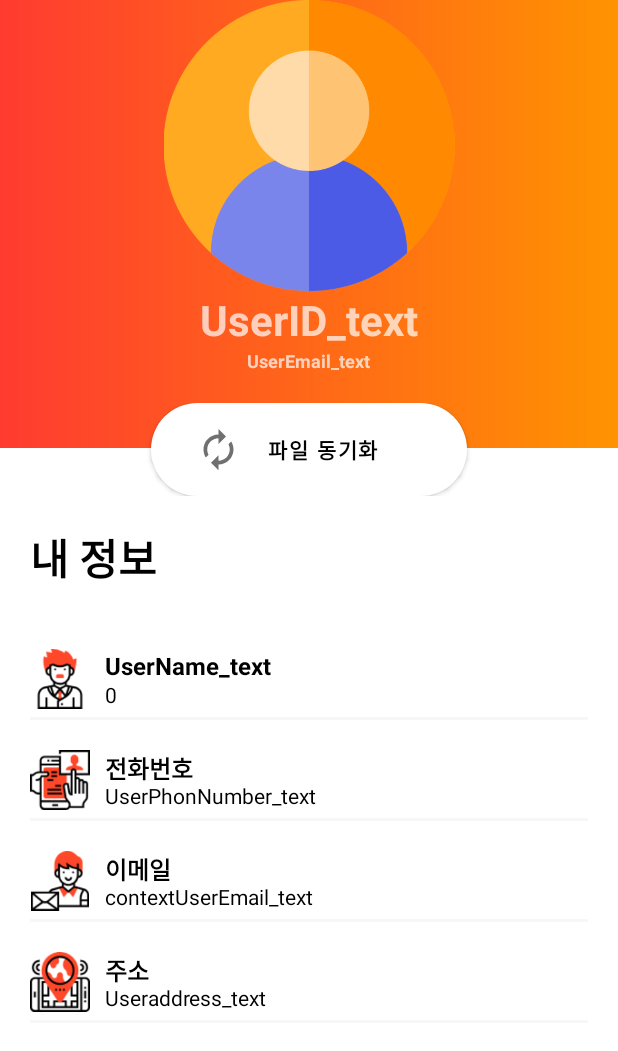
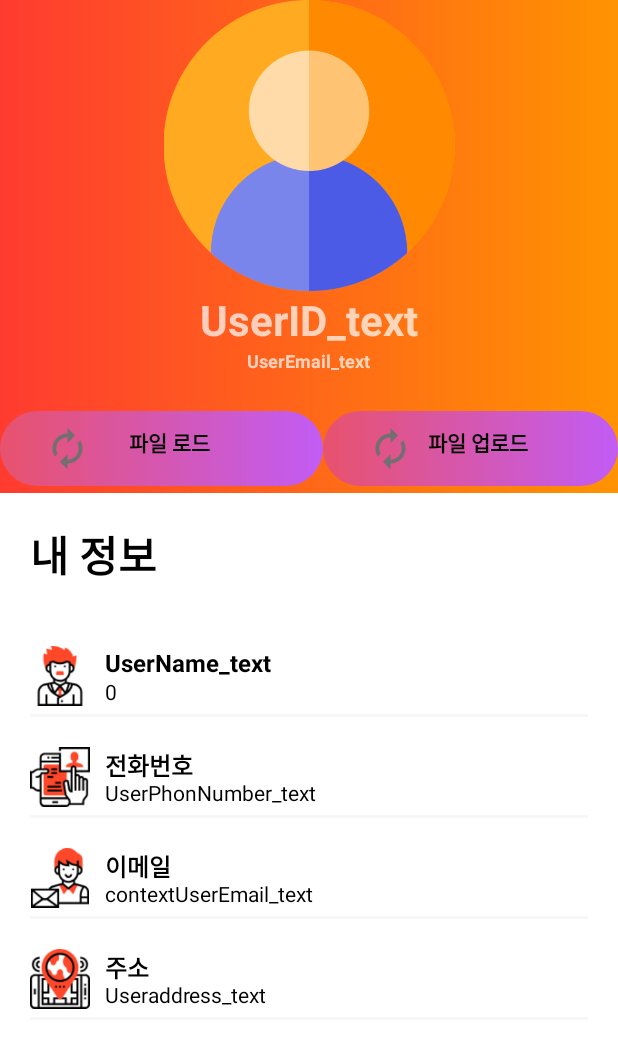
Before and after one commit to wlzkxm2/Probono, an Android app: the UserProfile screen opened directly, with no data from a screen before it, on a phone screen of 412 x 824 dp. Shown: the top 1051 px of the screen. Run offline under Robolectric (Android 15) with nearby library versions, the phone set to English and light mode, and no system bars; our stand-ins replace Room's generated code; libraries missing offline, so code that uses them is left out: ir.androidexception.roomdatabasebackupandrestore; 4 statements that could not run were skipped.

Commit message:
db q백업및 업로드 수정했습니다

```diff
--- a/app/src/main/java/com/example/calender/DataBase/Calender_Dao.java
+++ b/app/src/main/java/com/example/calender/DataBase/Calender_Dao.java
@@ -18,9 +18,9 @@ public interface Calender_Dao {
 
 
     // 선택한 날이 데이터 베이스 내부의 데이터의 사이에 있으면 참으로 반환
-    @Query("select * from calender_db where num != 1 and start_years <= (:Years) or end_years >= (:Years) " +
-            "and start_months <= (:Months) or end_months >= (:Months) " +
-            "and start_days = (:Days) or end_days = (:Days)")
+    @Query("select * from calender_db where num != 1 and start_years <= (:Years) and end_years >= (:Years) " +
+            "and start_months <= (:Months) and end_months >= (:Months) " +
+            "and start_days <= (:Days) and end_days >= (:Days)")
     List<Calender_DB> loadAllDataByYears(int Years, int Months, int Days);
 
     @Query("select * from calender_db where num in (:nums)")
--- a/app/src/main/java/com/example/calender/MainActivity.java
+++ b/app/src/main/java/com/example/calender/MainActivity.java
@@ -146,9 +146,9 @@ public class MainActivity extends AppCompatActivity {
             calender_db.set_firstData(true);
             calender_db.set_titles(null);
             calender_db.set_subtitle(null);
-            calender_db.set_mainActTitle(null);
+            calender_db.set_mainActTitle("제목을 추가해보세요");
             calender_db.set_mainActTime(0);
-            calender_db.set_mainActDTitle(null);
+            calender_db.set_mainActDTitle("목표를 추가해보세요");
             calender_dao.insertAll(calender_db);
 
             // 로그인한 사용자의 정보를 받기위한 데이터값
--- a/app/src/main/java/com/example/calender/UserProfile.java
+++ b/app/src/main/java/com/example/calender/UserProfile.java
@@ -9,7 +9,6 @@ import android.os.Bundle;
 import android.os.PowerManager;
 import android.util.Log;
 import android.view.View;
-import android.widget.Button;
 import android.widget.TextView;
 import android.widget.Toast;
 
@@ -51,7 +50,7 @@ public class UserProfile extends AppCompatActivity implements View.OnClickListen
     TextView userid, useremail, username,
             userage, userphonenum, useraddress;
 
-    Button sync;
+    TextView syncUpload, syncDownload;
 
     File tempSelectFile;
 
@@ -100,7 +99,8 @@ public class UserProfile extends AppCompatActivity implements View.OnClickListen
         userphonenum = (TextView) findViewById(R.id.UserPhonNumber_text);
         useraddress = (TextView) findViewById(R.id.Useraddress_text);
 
-        sync = (Button) findViewById(R.id.Sync_btn);
+        syncUpload = (TextView) findViewById(R.id.uploadFile);
+        syncDownload = (TextView) findViewById(R.id.downloadFile);
 
         List<UserDB> callUserInfo = user_dao.getAllData();
 
@@ -113,16 +113,36 @@ public class UserProfile extends AppCompatActivity implements View.OnClickListen
                 callUserInfo.get(0).getAddressDetail().toString() + "\n" +
                 callUserInfo.get(0).getZipcode().toString());
 
-        sync.setOnClickListener(this);
+        syncUpload.setOnClickListener(this);
+        syncDownload.setOnClickListener(this);
 
     }
 
     @Override
     public void onClick(View v) {
         switch (v.getId()){
-            case R.id.Sync_btn:
+            case R.id.uploadFile:
 
                 List<UserDB> callUserInfo = user_dao.getAllData();
+                Log.v("profile", "프로필 동기화");
+                try {
+                    SendIdTasks sid = new SendIdTasks();
+                    resultFileName = sid.execute(userId).get();
+                    Log.v("profile", "받은 파일 이름 : " + resultFileName);
+                    // 그럼 먼저 DB를 백업
+                    BackUpDB(this);
+                    // 그후 백업한 DB를 업로드
+
+
+                }catch (Exception e){
+
+                }
+
+
+                break;
+            case R.id.downloadFile:
+
+                List<UserDB> callUserInfos = user_dao.getAllData();
                 Log.v("profile", "프로필 동기화");
 
                 try {
@@ -130,25 +150,13 @@ public class UserProfile extends AppCompatActivity implements View.OnClickListen
                     resultFileName = sid.execute(userId).get();
                     Log.v("profile", "받은 파일 이름 : " + resultFileName);
 
-                    if(resultFileName.equals("null")){
+                    // 서버의 파일을 다운로드
+                    DownloadServerFiles();
 
-                        Log.v("profile", "파일이 없으므로 백업후 업로드 진행");
-                        // 만약 서버에 파일이 없을 경우 null 이 반환됨
-                        // 그럼 먼저 DB를 백업
-                        BackUpDB(this);
-                        // 그후 백업한 DB를 업로드
-                        UploadServerFiles();
-                    }else{
-                        // 서버의 파일을 다운로드
-                        DownloadServerFiles();
-                        // 서버의 파일을 다운로드 후 해독
-                        RestoreDB();
-                    }
 
                 }catch (Exception e){
 
                 }
-
                 break;
         }
     }
@@ -161,6 +169,8 @@ public class UserProfile extends AppCompatActivity implements View.OnClickListen
                 .secretKey("probono")
                 .onWorkFinishListener((success, message) -> Toast.makeText(UserProfile.this, message, Toast.LENGTH_SHORT).show())
                 .execute();
+
+        UploadServerFiles();
     }
 
     public void RestoreDB() {
@@ -248,6 +258,8 @@ public class UserProfile extends AppCompatActivity implements View.OnClickListen
             });
 
         }
+
+
     }
 
     class DownloadFilesTask extends AsyncTask<String, String, Long> {
@@ -359,11 +371,11 @@ public class UserProfile extends AppCompatActivity implements View.OnClickListen
 
             progressBar.dismiss();
 
-            if(size > 0){
+            if(size > -1){
                 Toast.makeText(context, "다운로드 완료되었습니다. 파일 크기=" + size.toString(), Toast.LENGTH_SHORT).show();
 
             }else{
-                Toast.makeText(context, "다운로드 에러", Toast.LENGTH_SHORT).show();
+                Toast.makeText(context, "다운로드 크기 = " + size.toString(), Toast.LENGTH_SHORT).show();
             }
 
             RestoreDB();
--- a/app/src/main/java/com/example/calender/addschedule/AddSchedule.java
+++ b/app/src/main/java/com/example/calender/addschedule/AddSchedule.java
@@ -175,7 +175,7 @@ public class AddSchedule extends Activity {
 
                         // 입력한 일정을 DB에 추가
                         calender_dao.insertAll(inputCalData);
-
+                        finish();
 
                         break;
                     case R.id.allDayCheck:
--- a/app/src/main/res/layout/userprofile.xml
+++ b/app/src/main/res/layout/userprofile.xml
@@ -58,33 +58,49 @@
                     android:textSize="12dp"
                     android:textStyle="bold" />
 
-                <RelativeLayout
+                <androidx.constraintlayout.widget.ConstraintLayout
                     android:layout_width="match_parent"
                     android:layout_height="wrap_content"
                     android:layout_gravity="bottom"
                     android:layout_marginTop="20dp"
-                    android:background="@color/profileBackground"
-                    android:gravity="center">
+                    android:background="@color/profileBackground">
 
                     <View
+                        android:id="@+id/view2"
                         android:layout_width="match_parent"
-                        android:layout_height="30dp"
+                        android:layout_height="60dp"
                         android:layout_alignParentTop="true"
-                        android:background="@drawable/profile_bk" />
+                        android:background="@drawable/profile_bk"
+                        app:layout_constraintBottom_toBottomOf="parent"
+                        app:layout_constraintEnd_toEndOf="parent"
+                        app:layout_constraintTop_toTopOf="parent" />
 
-                    <Button
-                        android:id="@+id/Sync_btn"
+                    <TextView
+                        android:id="@+id/downloadFile"
                         style="@style/profileStyledBackButton"
-                        android:layout_width="wrap_content"
-                        android:layout_height="match_parent"
+                        android:layout_width="215dp"
+                        android:layout_height="wrap_content"
+                        android:layout_alignParentEnd="true"
+                        android:text="파일 로드"
+                        android:textColor="#000000"
+                        app:layout_constraintBottom_toBottomOf="parent"
+                        app:layout_constraintStart_toStartOf="parent"
+                        app:layout_constraintTop_toTopOf="parent" />
+
+                    <TextView
+                        android:id="@+id/uploadFile"
+                        style="@style/profileStyledBackButton"
+                        android:layout_width="0dp"
+                        android:layout_height="wrap_content"
                         android:layout_alignParentStart="true"
-                        android:layout_alignParentEnd="true"
-                        android:layout_gravity="center"
-                        android:layout_marginStart="100.5dp"
-                        android:layout_marginEnd="100.5dp"
-                        android:text="파일 동기화"
-                        android:textColor="#000000"/>
-                </RelativeLayout>
+                        android:layout_toStartOf="@+id/downloadFile"
+                        android:text="파일 업로드"
+                        android:textColor="#000000"
+                        app:layout_constraintBottom_toBottomOf="parent"
+                        app:layout_constraintEnd_toEndOf="parent"
+                        app:layout_constraintStart_toEndOf="@+id/downloadFile"
+                        app:layout_constraintTop_toTopOf="parent" />
+                </androidx.constraintlayout.widget.ConstraintLayout>
 
             </LinearLayout>
 
```
Also changed, not shown: app/src/main/java/com/example/calender/Main_Basic/Main_Basic_Frag.java (+62 -12 lines).
